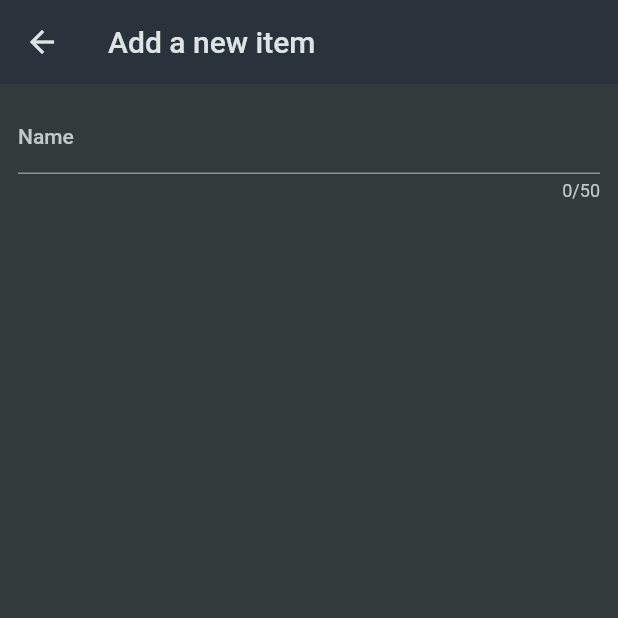
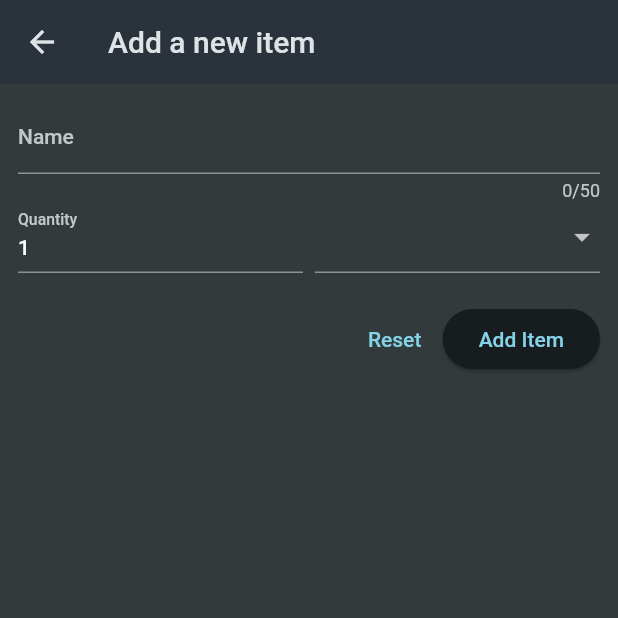
Before and after one commit to musamairshad/Shopping-List, a Flutter app: the NewItem screen opened directly, on a phone screen of 412 x 824 dp, the top half of it. Run offline on Flutter 3.47's test engine with Material 2 defaults, Android fonts, the phone set to English and light mode, and no system bars.

Commit message:
new_item.dart is modified.

```diff
--- a/lib/widgets/new_item.dart
+++ b/lib/widgets/new_item.dart
@@ -1,4 +1,5 @@
 import 'package:flutter/material.dart';
+import 'package:shopping_list/data/categories.dart';
 
 class NewItem extends StatefulWidget {
   const NewItem({super.key});
@@ -30,6 +31,56 @@ class _NewItemState extends State<NewItem> {
                   return 'Demo...';
                 },
               ), // Instead of TextField()
+              Row(
+                crossAxisAlignment: CrossAxisAlignment.end,
+                children: [
+                  Expanded(
+                    child: TextFormField(
+                      decoration: const InputDecoration(
+                        label: Text('Quantity'),
+                      ),
+                      initialValue: '1',
+                    ),
+                  ),
+                  const SizedBox(width: 8.0),
+                  Expanded(
+                    child: DropdownButtonFormField(
+                      items: [
+                        for (final category in categories.entries)
+                          DropdownMenuItem(
+                            value: category.value,
+                            child: Row(
+                              children: [
+                                Container(
+                                  width: 16.0,
+                                  height: 16.0,
+                                  color: category.value.color,
+                                ),
+                                const SizedBox(width: 7.0),
+                                Text(category.value.title),
+                              ],
+                            ),
+                          ),
+                      ],
+                      onChanged: (value) {},
+                    ),
+                  ),
+                ],
+              ),
+              const SizedBox(height: 20.0),
+              Row(
+                mainAxisAlignment: MainAxisAlignment.end,
+                children: [
+                  TextButton(
+                    onPressed: () {},
+                    child: const Text('Reset'),
+                  ),
+                  ElevatedButton(
+                    onPressed: () {},
+                    child: const Text('Add Item'),
+                  ),
+                ],
+              ),
             ],
           ),
         ),
```
